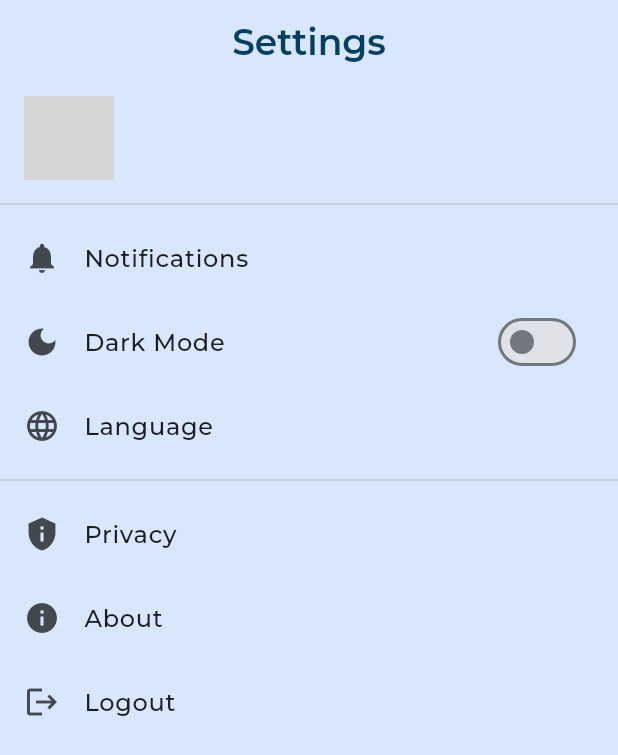
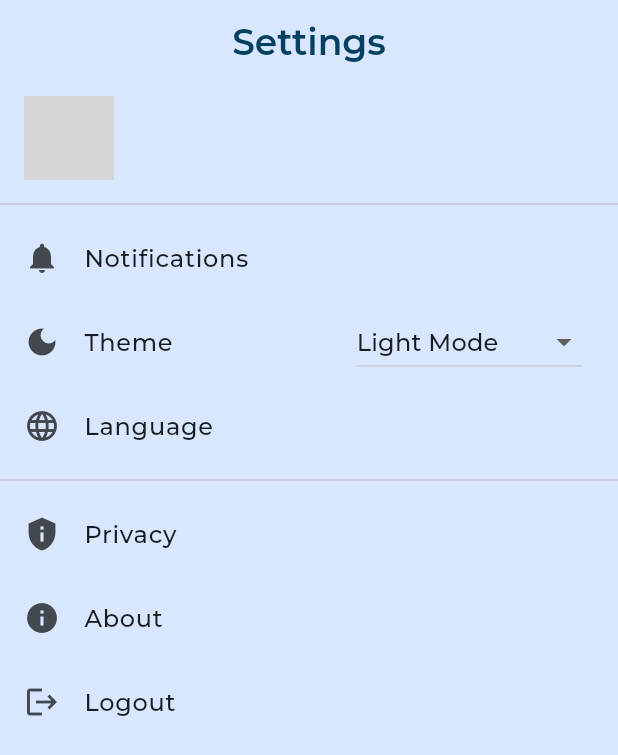
Before and after one commit to engAhmedSami/NewsAppAdv, a Flutter app: the SetteingView screen opened directly, on a phone screen of 412 x 824 dp. Shown: the top 755 px of the screen. Run offline on Flutter 3.47's test engine with Material 3 defaults, Android fonts, the phone set to English and light mode, and no system bars; our stand-ins replace cached_network_image, cloud_firestore, country_picker, dartz, dio, dots_indicator and 16 more; missing offline and left inert: flutter_facebook_auth; accounts and stored records are empty; network calls fail; project files that could hold a hidden picture were left out; grey boxes are pictures that could not be loaded.

Commit message:
"Updated theme provider to default to system theme, refactored theme toggle, changed API key, and modified app bar and settings view widgets."

```diff
--- a/lib/Core/helper_function/theme_provider.dart
+++ b/lib/Core/helper_function/theme_provider.dart
@@ -2,7 +2,7 @@ import 'package:flutter/material.dart';
 import 'package:shared_preferences/shared_preferences.dart';
 
 class ThemeProvider with ChangeNotifier {
-  ThemeMode _themeMode = ThemeMode.light;
+  ThemeMode _themeMode = ThemeMode.system; // Default to system
 
   ThemeMode get themeMode => _themeMode;
 
@@ -10,22 +10,38 @@ class ThemeProvider with ChangeNotifier {
     _loadThemeMode();
   }
 
-  void toggleTheme() {
-    _themeMode =
-        _themeMode == ThemeMode.light ? ThemeMode.dark : ThemeMode.light;
-    _saveThemeMode(_themeMode);
+  void toggleTheme(ThemeMode selectedMode) {
+    _themeMode = selectedMode;
+    _saveThemeMode(selectedMode);
     notifyListeners();
   }
 
   void _saveThemeMode(ThemeMode themeMode) async {
     SharedPreferences prefs = await SharedPreferences.getInstance();
-    prefs.setBool('isDarkMode', themeMode == ThemeMode.dark);
+    prefs.setString('themeMode', themeMode.toString());
   }
 
   void _loadThemeMode() async {
     SharedPreferences prefs = await SharedPreferences.getInstance();
-    bool isDarkMode = prefs.getBool('isDarkMode') ?? false;
-    _themeMode = isDarkMode ? ThemeMode.dark : ThemeMode.light;
+    String? themeModeString = prefs.getString('themeMode');
+
+    if (themeModeString != null) {
+      _themeMode = _getThemeModeFromString(themeModeString);
+    } else {
+      _themeMode = ThemeMode.light;
+    }
     notifyListeners();
   }
+
+  ThemeMode _getThemeModeFromString(String themeModeString) {
+    switch (themeModeString) {
+      case 'ThemeMode.light':
+        return ThemeMode.light;
+      case 'ThemeMode.dark':
+        return ThemeMode.dark;
+      case 'ThemeMode.system':
+      default:
+        return ThemeMode.system;
+    }
+  }
 }
--- a/lib/Core/services/news_search_service.dart
+++ b/lib/Core/services/news_search_service.dart
@@ -5,8 +5,9 @@ import 'package:newsapp/Featuers/home/data/Model/article_model.dart';
 
 class SearchNewsService {
   final Dio dio;
-  final String apiKey = '4eea4c3eb7289c28a6c0d47ebae0c269';
+  // final String apiKey = '4eea4c3eb7289c28a6c0d47ebae0c269';
   // final String apiKey = '99b497417fe9d9af2cf25c4c3ce8dfd6';
+  final String apiKey = '41fd30b8ee572d7910024376d750ab60';
 
   final String keywords;
 
--- a/lib/Core/widget/build_app.dart
+++ b/lib/Core/widget/build_app.dart
@@ -4,7 +4,7 @@ import 'package:newsapp/Core/utils/app_styles.dart';
 
 AppBar buildAppBar(context, {required String title}) {
   return AppBar(
-    backgroundColor: Theme.of(context).colorScheme.surface,
+    backgroundColor: Theme.of(context).scaffoldBackgroundColor,
     leading: GestureDetector(
       onTap: () {
         Navigator.pop(context);
--- a/lib/Featuers/auth/presentation/view/signin_view.dart
+++ b/lib/Featuers/auth/presentation/view/signin_view.dart
@@ -32,7 +32,7 @@ class SigninView extends StatelessWidget {
     BuildContext context,
   ) {
     return AppBar(
-      backgroundColor: Theme.of(context).colorScheme.surface,
+      backgroundColor: Theme.of(context).scaffoldBackgroundColor,
       centerTitle: true,
       title: Text(
         'LogIn',
--- a/lib/Featuers/home/presentation/views/widget/setteing_view_body.dart
+++ b/lib/Featuers/home/presentation/views/widget/setteing_view_body.dart
@@ -1,8 +1,7 @@
+import 'package:flutter/material.dart';
 import 'package:firebase_auth/firebase_auth.dart';
-import 'package:flutter/material.dart';
 import 'package:newsapp/Core/services/firebase_auth_service.dart';
 import 'package:newsapp/Core/services/shared_preferences_sengleton.dart';
-import 'package:newsapp/Featuers/auth/presentation/view/signin_view.dart';
 import 'package:newsapp/Featuers/home/user_info/persentation/views/widget/user_info_list_tile.dart';
 import 'package:provider/provider.dart';
 import 'package:newsapp/Core/helper_function/theme_provider.dart';
@@ -30,46 +29,53 @@ class _SettingViewBodyState extends State<SettingViewBody> {
           const Divider(),
 
           // Settings Options
-          ListTile(
-            leading: const Icon(Icons.notifications),
-            title: const Text('Notifications'),
-            onTap: () {
-              // Handle Notifications setting
-            },
+          const ListTile(
+            leading: Icon(Icons.notifications),
+            title: Text('Notifications'),
           ),
+
+          // Theme Selection Options
           ListTile(
             leading: const Icon(Icons.dark_mode),
-            title: const Text('Dark Mode'),
-            trailing: Switch(
-              value: themeProvider.themeMode == ThemeMode.dark,
-              onChanged: (bool value) {
-                themeProvider.toggleTheme();
+            title: const Text('Theme'),
+            trailing: DropdownButton<ThemeMode>(
+              value: themeProvider.themeMode,
+              items: const [
+                DropdownMenuItem(
+                  value: ThemeMode.light,
+                  child: Text('Light Mode'),
+                ),
+                DropdownMenuItem(
+                  value: ThemeMode.dark,
+                  child: Text('Dark Mode'),
+                ),
+                DropdownMenuItem(
+                  value: ThemeMode.system,
+                  child: Text('System Default'),
+                ),
+              ],
+              onChanged: (ThemeMode? newMode) {
+                if (newMode != null) {
+                  themeProvider.toggleTheme(newMode);
+                }
               },
             ),
           ),
-          ListTile(
-            leading: const Icon(Icons.language),
-            title: const Text('Language'),
-            onTap: () {
-              // Handle Language setting
-            },
+
+          const ListTile(
+            leading: Icon(Icons.language),
+            title: Text('Language'),
           ),
           const Divider(),
 
           // Additional Options
-          ListTile(
-            leading: const Icon(Icons.privacy_tip),
-            title: const Text('Privacy'),
-            onTap: () {
-              // Handle Privacy setting
-            },
+          const ListTile(
+            leading: Icon(Icons.privacy_tip),
+            title: Text('Privacy'),
           ),
-          ListTile(
-            leading: const Icon(Icons.info),
-            title: const Text('About'),
-            onTap: () {
-              // Handle About setting
-            },
+          const ListTile(
+            leading: Icon(Icons.info),
+            title: Text('About'),
           ),
 
           // Sign Out Option
@@ -80,9 +86,6 @@ class _SettingViewBodyState extends State<SettingViewBody> {
               bool rememberMe = await userPrefs.isRememberMe();
               await userPrefs.clearLoginState(rememberMe: rememberMe);
               await firebaseAuthService.signOut();
-
-              if (!mounted) return; // Ensure context is still valid
-              Navigator.of(context).pushReplacementNamed(SigninView.routeName);
             },
           ),
         ],
```
